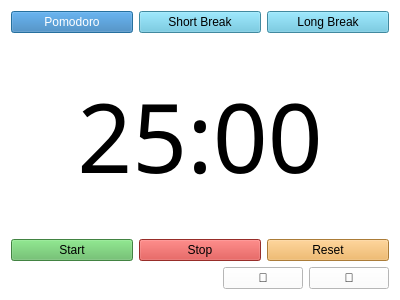
Old version of the form qtomato.ui in the repository Qt-Widgets/Qtomato.
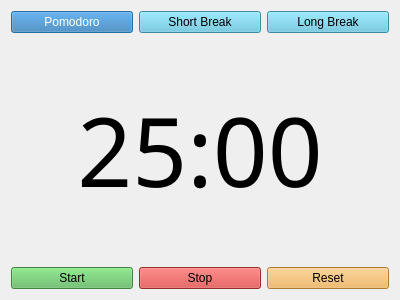
New version of the form.

The edit to the form file:
```diff
--- a/qtomato.ui
+++ b/qtomato.ui
@@ -13,9 +13,6 @@
   <property name="windowTitle">
    <string>Qtomato</string>
   </property>
-  <property name="styleSheet">
-   <string notr="true">background-color: #ffffff;</string>
-  </property>
   <layout class="QGridLayout" name="gridLayout">
    <item row="0" column="0">
     <widget class="QPushButton" name="buttonPomodoro">
@@ -77,55 +74,6 @@
      </property>
     </widget>
    </item>
-   <item row="3" column="0" colspan="3">
-    <layout class="QHBoxLayout" name="horizontalLayout">
-     <item>
-      <spacer name="horizontalSpacer">
-       <property name="sizePolicy">
-        <sizepolicy hsizetype="Expanding" vsizetype="Maximum">
-         <horstretch>0</horstretch>
-         <verstretch>0</verstretch>
-        </sizepolicy>
-       </property>
-       <property name="orientation">
-        <enum>Qt::Horizontal</enum>
-       </property>
-       <property name="sizeHint" stdset="0">
-        <size>
-         <width>40</width>
-         <height>20</height>
-        </size>
-       </property>
-      </spacer>
-     </item>
-     <item>
-      <widget class="QPushButton" name="pushButton_2">
-       <property name="sizePolicy">
-        <sizepolicy hsizetype="Minimum" vsizetype="Maximum">
-         <horstretch>0</horstretch>
-         <verstretch>0</verstretch>
-        </sizepolicy>
-       </property>
-       <property name="text">
-        <string></string>
-       </property>
-      </widget>
-     </item>
-     <item>
-      <widget class="QPushButton" name="pushButton">
-       <property name="sizePolicy">
-        <sizepolicy hsizetype="Minimum" vsizetype="Maximum">
-         <horstretch>0</horstretch>
-         <verstretch>0</verstretch>
-        </sizepolicy>
-       </property>
-       <property name="text">
-        <string></string>
-       </property>
-      </widget>
-     </item>
-    </layout>
-   </item>
    <item row="1" column="0" colspan="3">
     <widget class="QLabel" name="time">
      <property name="sizePolicy">
```
